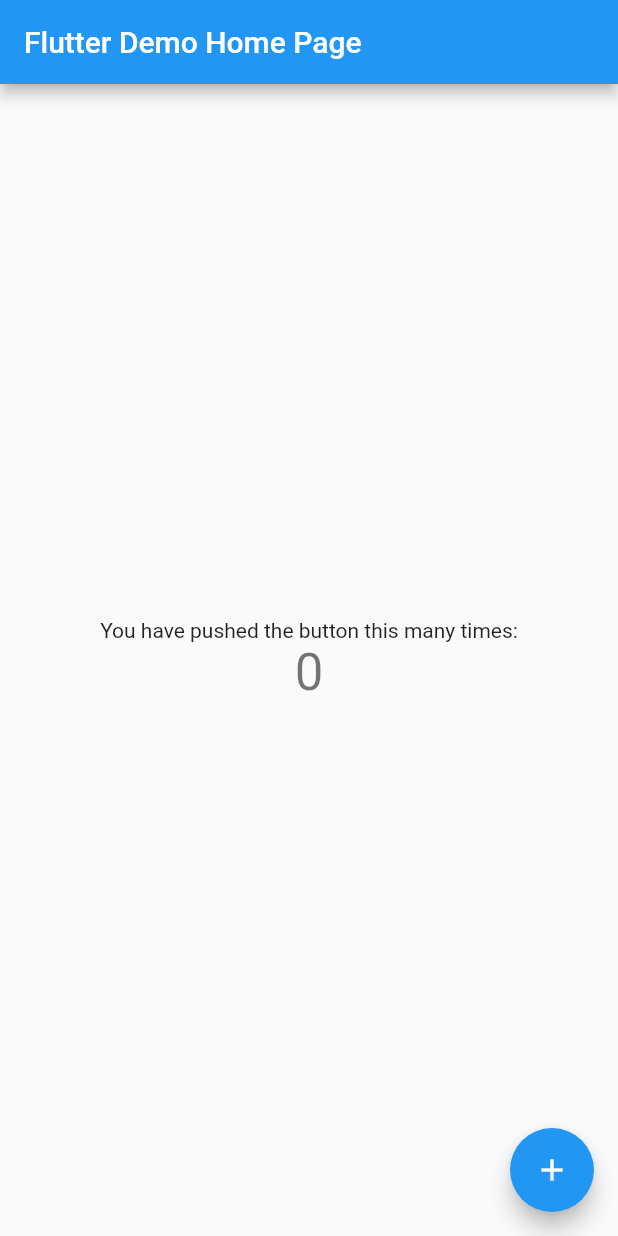
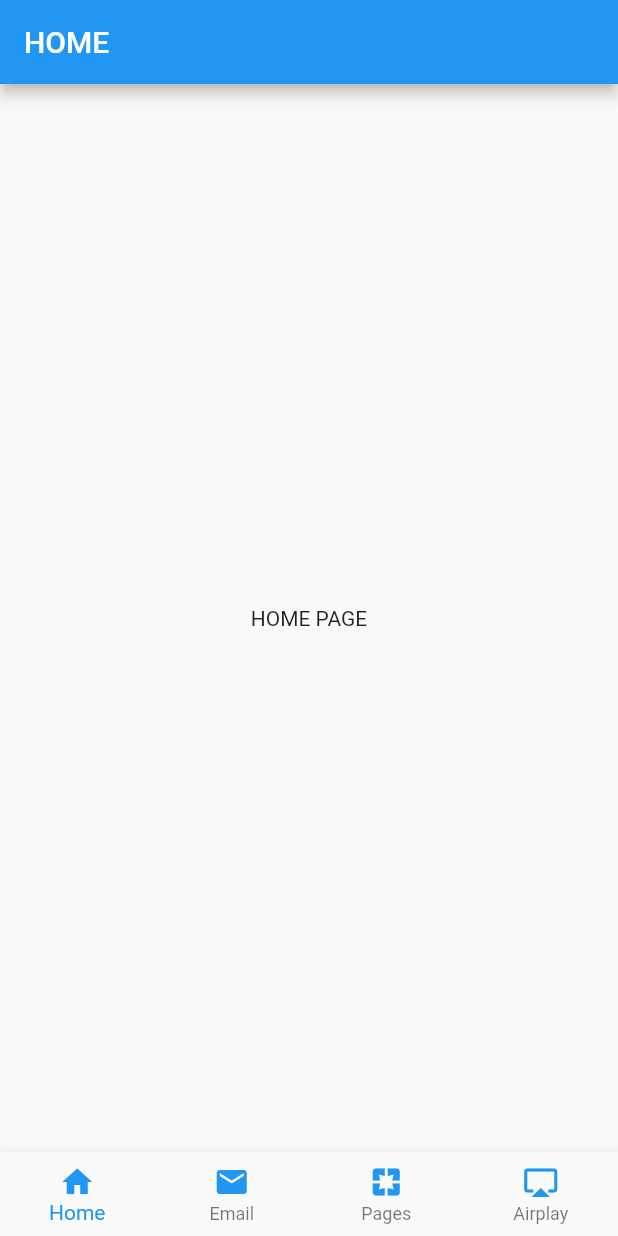
Before and after one commit to Jzhuonan/flutter_demos, a Flutter app: the screen it shows after launch, on a phone screen of 412 x 824 dp. Run offline on Flutter 3.47's test engine with Material 2 defaults, Android fonts, the phone set to English and light mode, and no system bars.

Commit message:
Finish demo_1

```diff
--- /dev/null
+++ b/demo_1/lib/UI/bottomNavBar.dart
@@ -0,0 +1,90 @@
+import 'package:flutter/material.dart';
+
+import '../pages/emailpage.dart';
+import '../pages/airplaypage.dart';
+import '../pages/homepage.dart';
+import '../pages/pagespage.dart';
+
+class BottomNavBar extends StatefulWidget {
+  @override
+  State<StatefulWidget> createState() {
+    return _BottomNavBarState();
+  }
+}
+
+class _BottomNavBarState extends State<BottomNavBar> {
+  final _bottomNavBarColor = Colors.blue;
+  List<Widget> _pages = List();
+  int _currentIndex = 0;
+
+  @override
+  void initState() {
+    super.initState();
+    _pages
+      ..add(HomePage())
+      ..add(EmailPage())
+      ..add(PagesPage())
+      ..add(AirplayPage());
+  }
+
+  void _switchPages(int index) {
+    setState(() {
+      _currentIndex = index;
+    });
+  }
+
+  @override
+  Widget build(BuildContext context) {
+    return Scaffold(
+      body: _pages[_currentIndex],
+      bottomNavigationBar: BottomNavigationBar(
+        onTap: (int index) {
+          _switchPages(index);
+        },
+        items: [
+          BottomNavigationBarItem(
+            icon: Icon(
+              Icons.home,
+              color: _bottomNavBarColor,
+            ),
+            title: Text(
+              'Home',
+              style: TextStyle(color: _bottomNavBarColor),
+            )
+          ),
+          BottomNavigationBarItem(
+            icon: Icon(
+              Icons.email,
+              color: _bottomNavBarColor,
+            ),
+            title: Text(
+              'Email',
+              style: TextStyle(color: _bottomNavBarColor),
+            )
+          ),
+          BottomNavigationBarItem(
+            icon: Icon(
+              Icons.pages,
+              color: _bottomNavBarColor,
+            ),
+            title: Text(
+              'Pages',
+              style: TextStyle(color: _bottomNavBarColor),
+            )
+          ),
+          BottomNavigationBarItem(
+            icon: Icon(
+              Icons.airplay,
+              color: _bottomNavBarColor,
+            ),
+            title: Text(
+              'Airplay',
+              style: TextStyle(color: _bottomNavBarColor),
+            )
+          ),
+        ],
+        type: BottomNavigationBarType.fixed,
+      ),
+    );
+  }
+}
--- a/demo_1/lib/main.dart
+++ b/demo_1/lib/main.dart
@@ -1,111 +1,16 @@
 import 'package:flutter/material.dart';
 
-void main() => runApp(MyApp());
+import './UI/bottomNavBar.dart';
 
-class MyApp extends StatelessWidget {
-  // This widget is the root of your application.
+void main() => runApp(DemoOne());
+
+class DemoOne extends StatelessWidget {
   @override
   Widget build(BuildContext context) {
     return MaterialApp(
-      title: 'Flutter Demo',
-      theme: ThemeData(
-        // This is the theme of your application.
-        //
-        // Try running your application with "flutter run". You'll see the
-        // application has a blue toolbar. Then, without quitting the app, try
-        // changing the primarySwatch below to Colors.green and then invoke
-        // "hot reload" (press "r" in the console where you ran "flutter run",
-        // or simply save your changes to "hot reload" in a Flutter IDE).
-        // Notice that the counter didn't reset back to zero; the application
-        // is not restarted.
-        primarySwatch: Colors.blue,
-      ),
-      home: MyHomePage(title: 'Flutter Demo Home Page'),
+      home: BottomNavBar(),
+      title: 'Flutter Bottom Navigation Bar',
+      theme: ThemeData.light(),
     );
   }
 }
-
-class MyHomePage extends StatefulWidget {
-  MyHomePage({Key key, this.title}) : super(key: key);
-
-  // This widget is the home page of your application. It is stateful, meaning
-  // that it has a State object (defined below) that contains fields that affect
-  // how it looks.
-
-  // This class is the configuration for the state. It holds the values (in this
-  // case the title) provided by the parent (in this case the App widget) and
-  // used by the build method of the State. Fields in a Widget subclass are
-  // always marked "final".
-
-  final String title;
-
-  @override
-  _MyHomePageState createState() => _MyHomePageState();
-}
-
-class _MyHomePageState extends State<MyHomePage> {
-  int _counter = 0;
-
-  void _incrementCounter() {
-    setState(() {
-      // This call to setState tells the Flutter framework that something has
-      // changed in this State, which causes it to rerun the build method below
-      // so that the display can reflect the updated values. If we changed
-      // _counter without calling setState(), then the build method would not be
-      // called again, and so nothing would appear to happen.
-      _counter++;
-    });
-  }
-
-  @override
-  Widget build(BuildContext context) {
-    // This method is rerun every time setState is called, for instance as done
-    // by the _incrementCounter method above.
-    //
-    // The Flutter framework has been optimized to make rerunning build methods
-    // fast, so that you can just rebuild anything that needs updating rather
-    // than having to individually change instances of widgets.
-    return Scaffold(
-      appBar: AppBar(
-        // Here we take the value from the MyHomePage object that was created by
-        // the App.build method, and use it to set our appbar title.
-        title: Text(widget.title),
-      ),
-      body: Center(
-        // Center is a layout widget. It takes a single child and positions it
-        // in the middle of the parent.
-        child: Column(
-          // Column is also layout widget. It takes a list of children and
-          // arranges them vertically. By default, it sizes itself to fit its
-          // children horizontally, and tries to be as tall as its parent.
-          //
-          // Invoke "debug painting" (press "p" in the console, choose the
-          // "Toggle Debug Paint" action from the Flutter Inspector in Android
-          // Studio, or the "Toggle Debug Paint" command in Visual Studio Code)
-          // to see the wireframe for each widget.
-          //
-          // Column has various properties to control how it sizes itself and
-          // how it positions its children. Here we use mainAxisAlignment to
-          // center the children vertically; the main axis here is the vertical
-          // axis because Columns are vertical (the cross axis would be
-          // horizontal).
-          mainAxisAlignment: MainAxisAlignment.center,
-          children: <Widget>[
-            Text(
-              'You have pushed the button this many times:',
-            ),
-            Text(
-              '$_counter',
-              style: Theme.of(context).textTheme.display1,
-            ),
-          ],
-        ),
-      ),
-      floatingActionButton: FloatingActionButton(
-        onPressed: _incrementCounter,
-        tooltip: 'Increment',
-        child: Icon(Icons.add),
-      ), // This trailing comma makes auto-formatting nicer for build methods.
-    );
-  }
-}
--- /dev/null
+++ b/demo_1/lib/pages/airplaypage.dart
@@ -0,0 +1,15 @@
+import 'package:flutter/material.dart';
+
+class AirplayPage extends StatelessWidget {
+  @override
+  Widget build(BuildContext context) {
+    return Scaffold(
+      appBar: AppBar(
+        title: Text('AIRPLAY'),
+      ),
+      body: Center(
+        child: Text('AIRPLAY PAGE'),
+      ),
+    );
+  }
+}
--- /dev/null
+++ b/demo_1/lib/pages/emailpage.dart
@@ -0,0 +1,15 @@
+import 'package:flutter/material.dart';
+
+class EmailPage extends StatelessWidget {
+  @override
+  Widget build(BuildContext context) {
+    return Scaffold(
+      appBar: AppBar(
+        title: Text('EMAIL'),
+      ),
+      body: Center(
+        child: Text('EMAIL PAGE'),
+      ),
+    );
+  }
+}
--- /dev/null
+++ b/demo_1/lib/pages/homepage.dart
@@ -0,0 +1,15 @@
+import 'package:flutter/material.dart';
+
+class HomePage extends StatelessWidget {
+  @override
+  Widget build(BuildContext context) {
+    return Scaffold(
+      appBar: AppBar(
+        title: Text('HOME'),
+      ),
+      body: Center(
+        child: Text('HOME PAGE'),
+      ),
+    );
+  }
+}
--- /dev/null
+++ b/demo_1/lib/pages/pagespage.dart
@@ -0,0 +1,15 @@
+import 'package:flutter/material.dart';
+
+class PagesPage extends StatelessWidget {
+  @override
+  Widget build(BuildContext context) {
+    return Scaffold(
+      appBar: AppBar(
+        title: Text('PAGES'),
+      ),
+      body: Center(
+        child: Text('PAGES PAGE'),
+      ),
+    );
+  }
+}
```
Also changed, not shown: 2 other files.
